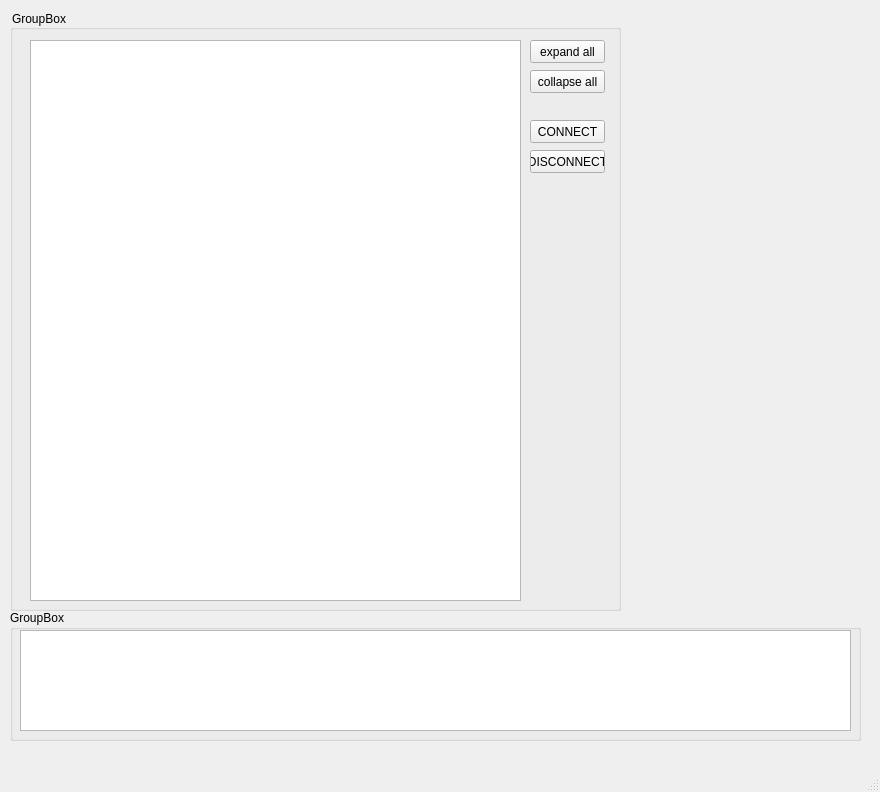
Old version of the form source/indi-viewer.ui in the repository TomMladenov/indi-viewer.
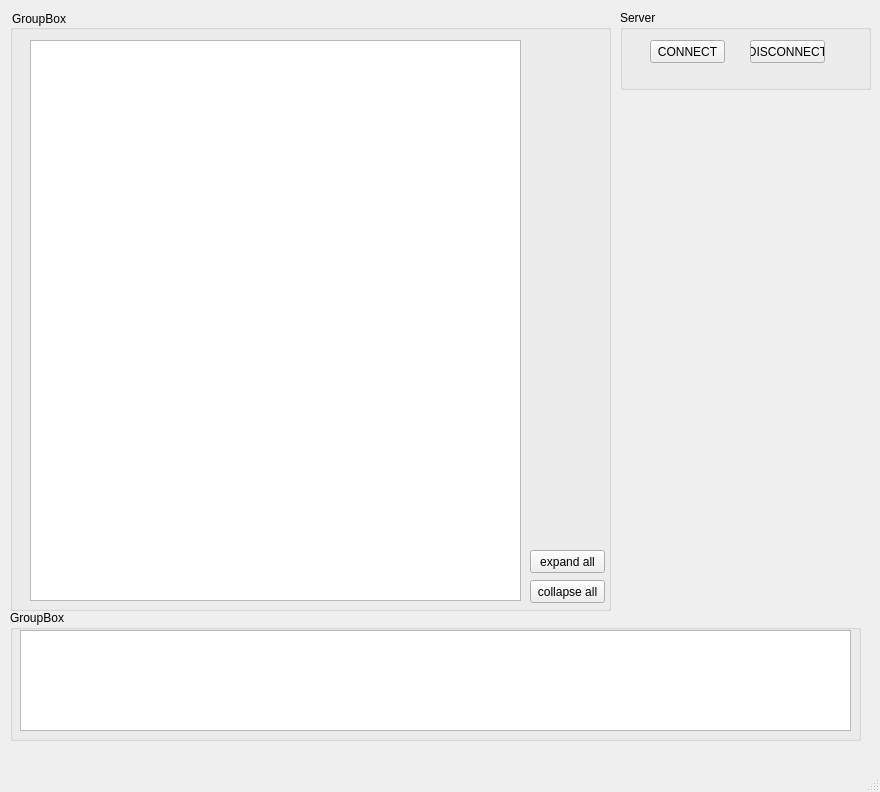
New version of the form.

Commit message: added links to readme

The edit to the form file:
```diff
--- a/source/indi-viewer.ui
+++ b/source/indi-viewer.ui
@@ -45,7 +45,7 @@
      <rect>
       <x>10</x>
       <y>10</y>
-      <width>611</width>
+      <width>601</width>
       <height>601</height>
      </rect>
     </property>
@@ -72,7 +72,7 @@
      <property name="geometry">
       <rect>
        <x>520</x>
-       <y>30</y>
+       <y>540</y>
        <width>75</width>
        <height>23</height>
       </rect>
@@ -85,7 +85,7 @@
      <property name="geometry">
       <rect>
        <x>520</x>
-       <y>60</y>
+       <y>570</y>
        <width>75</width>
        <height>23</height>
       </rect>
@@ -94,24 +94,24 @@
       <string>collapse all</string>
      </property>
     </widget>
-    <widget class="QPushButton" name="BUTTON_DISCONNECT">
+   </widget>
+   <widget class="QGroupBox" name="groupBox_3">
      <property name="geometry">
       <rect>
-       <x>520</x>
-       <y>140</y>
-       <width>75</width>
-       <height>23</height>
-      </rect>
-     </property>
-     <property name="text">
-      <string>DISCONNECT</string>
-     </property>
-    </widget>
+      <x>620</x>
+      <y>10</y>
+      <width>251</width>
+      <height>80</height>
+     </rect>
+    </property>
+    <property name="title">
+     <string>Server</string>
+    </property>
     <widget class="QPushButton" name="BUTTON_CONNECT">
      <property name="geometry">
       <rect>
-       <x>520</x>
-       <y>110</y>
+       <x>30</x>
+       <y>30</y>
        <width>75</width>
        <height>23</height>
       </rect>
@@ -120,6 +120,19 @@
       <string>CONNECT</string>
      </property>
     </widget>
+    <widget class="QPushButton" name="BUTTON_DISCONNECT">
+     <property name="geometry">
+      <rect>
+       <x>130</x>
+       <y>30</y>
+       <width>75</width>
+       <height>23</height>
+      </rect>
+     </property>
+     <property name="text">
+      <string>DISCONNECT</string>
+     </property>
+    </widget>
    </widget>
   </widget>
   <widget class="QMenuBar" name="menubar">
```
Lines whose indentation alone changed are shown as unchanged. The commit also changes 1 other file.
